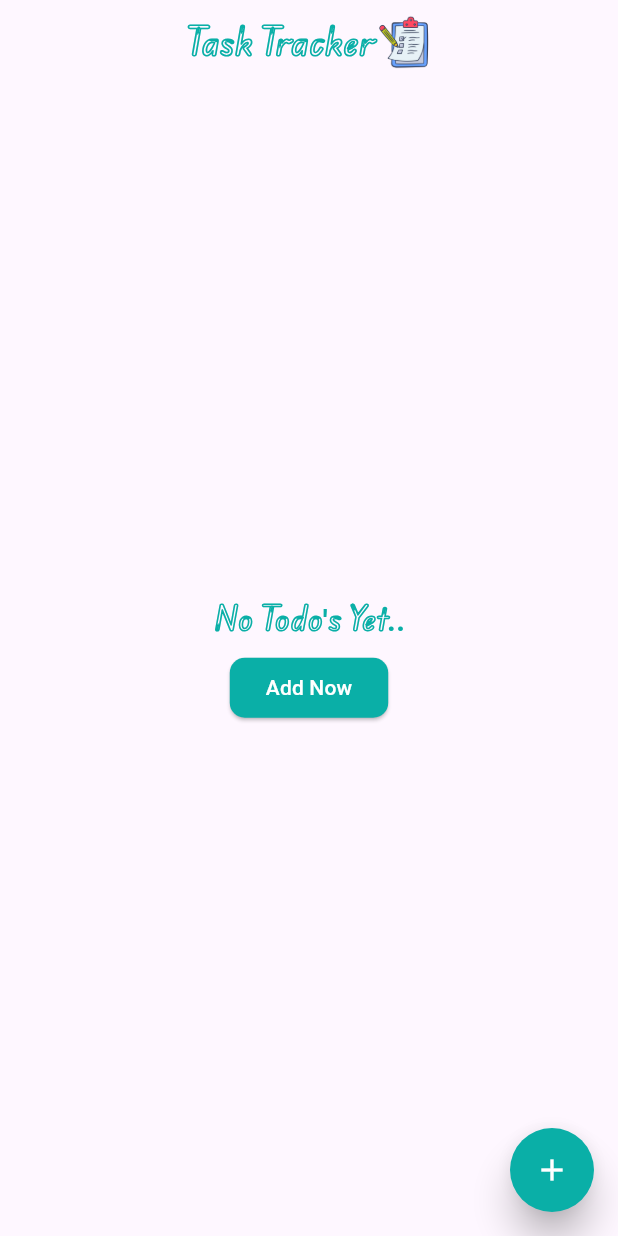
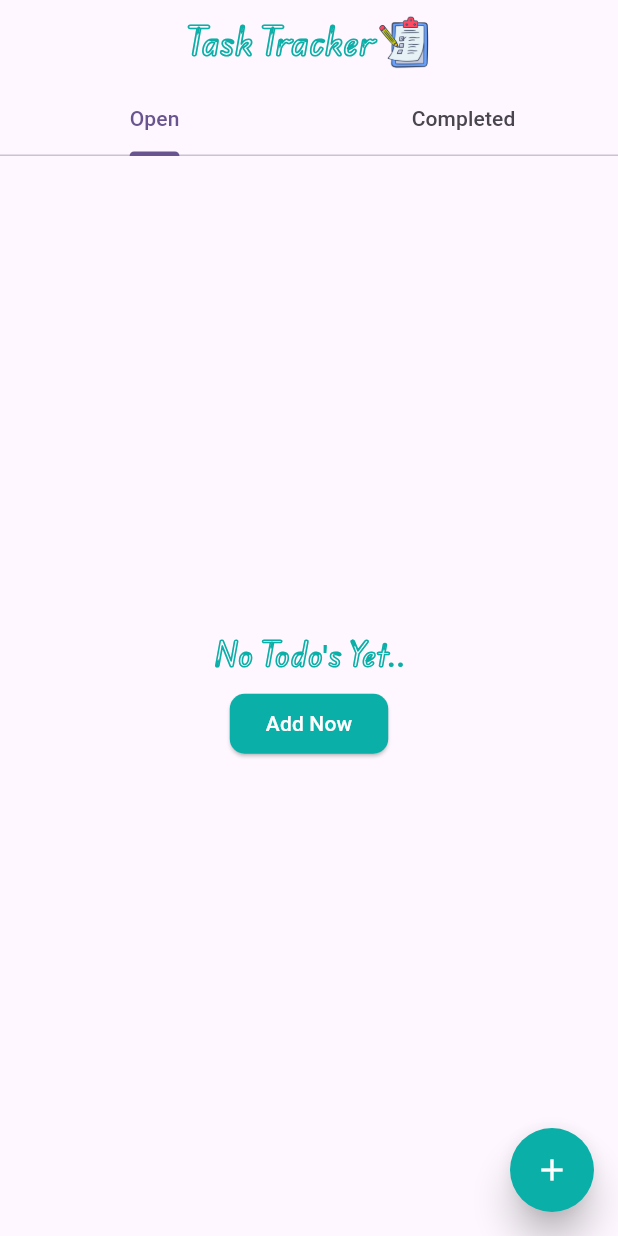
Before and after one commit to PrernaMi/Todo_Firebase, a Flutter app: the screen it shows after launch, on a phone screen of 412 x 824 dp. Run offline on Flutter 3.47's test engine with Material 3 defaults, Android fonts, the phone set to English and light mode, and no system bars; our stand-ins replace cloud_firestore, firebase_core; accounts and stored records are empty.

Commit message:
Added Tab

```diff
--- a/lib/main.dart
+++ b/lib/main.dart
@@ -2,6 +2,7 @@ import 'package:firebase_core/firebase_core.dart';
 import 'package:flutter/material.dart';
 import 'package:todo_firebase/firebase_options.dart';
 import 'package:todo_firebase/screens/home_page.dart';
+import 'package:todo_firebase/screens/initil_screen.dart';
 
 void main() async{
   //it hold running until this this process finished
@@ -22,7 +23,7 @@ class MyApp extends StatelessWidget {
         colorScheme: ColorScheme.fromSeed(seedColor: Colors.deepPurple),
         useMaterial3: true,
       ),
-      home: HomePage(),
+      home: InitialScreen(),
     );
   }
 }
--- /dev/null
+++ b/lib/screens/initil_screen.dart
@@ -0,0 +1,60 @@
+import 'package:flutter/material.dart';
+import 'package:todo_firebase/screens/home_page.dart';
+
+import '../app_const/color_const.dart';
+
+class InitialScreen extends StatefulWidget {
+  @override
+  State<InitialScreen> createState() => _InitialScreenState();
+}
+
+class _InitialScreenState extends State<InitialScreen>
+    with SingleTickerProviderStateMixin {
+  TabController? mController;
+
+  @override
+  void initState() {
+    mController = TabController(length: 2, vsync: this);
+    mController!.index = 0;
+    super.initState();
+  }
+
+  @override
+  Widget build(BuildContext context) {
+    return Scaffold(
+      appBar: AppBar(
+        title: Row(
+          mainAxisAlignment: MainAxisAlignment.center,
+          children: [
+            Text(
+              "Task Tracker",
+              style: TextStyle(
+                  fontFamily: 'AppBar',
+                  color: ColorConst().mColor[0],
+                  fontWeight: FontWeight.bold),
+            ),
+            Image.asset(
+              "assets/icons/todo_ic.png",
+              width: 40,
+            )
+          ],
+        ),
+        centerTitle: true,
+        bottom: TabBar(controller: mController, tabs: [
+          Tab(
+            child: Text("Open"),
+          ),
+          Tab(
+            child: Text("Completed"),
+          )
+        ]),
+      ),
+      body: TabBarView(controller: mController, children: [
+        HomePage(
+          pageView: "Open",
+        ),
+        HomePage(pageView: "Complete")
+      ]),
+    );
+  }
+}
```
Also changed, not shown: lib/screens/complete_task_page.dart (added, +11 -0 lines), lib/screens/home_page.dart (+135 -99 lines).
